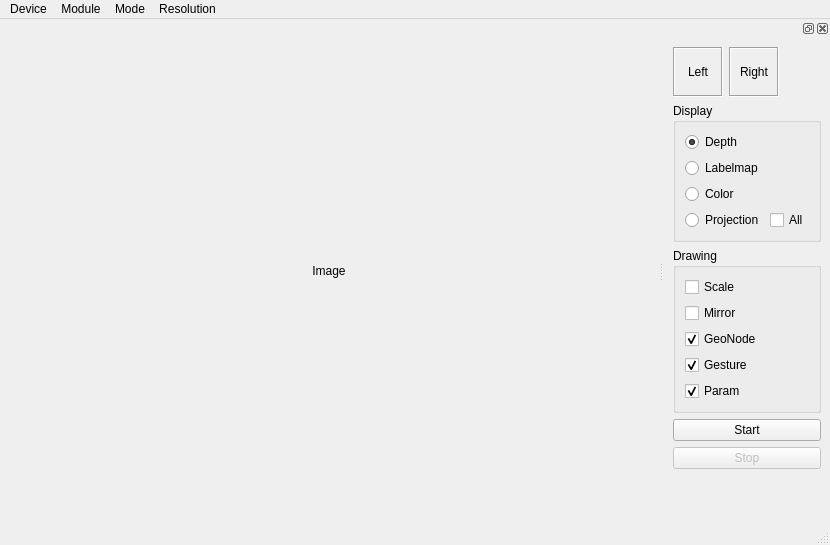
Above: src/main_window.ui from hiveground-ros-package/intel_perceptual_server before the change. Below: the same form after it.
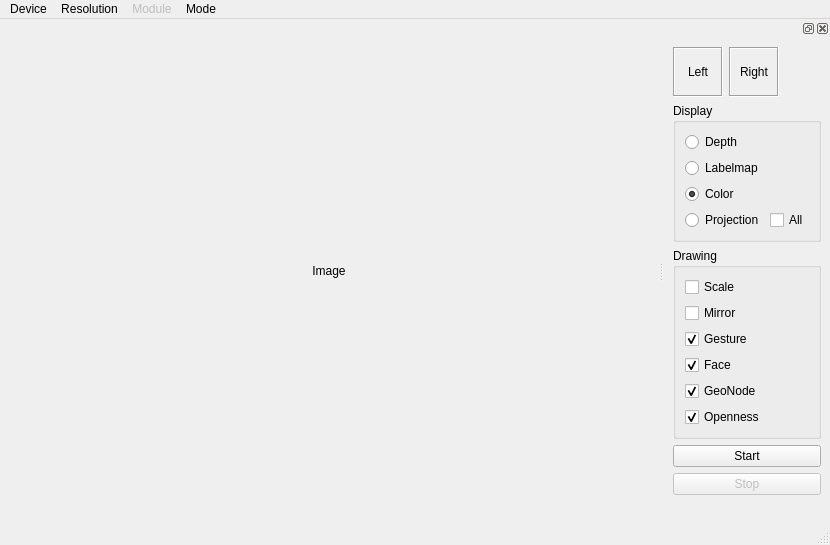
That is the form after the change. Icons and pictures are not drawn.

Commit message: add face detection

What changed in the file:
```diff
--- a/src/main_window.ui
+++ b/src/main_window.ui
@@ -37,46 +37,6 @@
     </item>
    </layout>
   </widget>
-  <widget class="QMenuBar" name="menubar">
-   <property name="geometry">
-    <rect>
-     <x>0</x>
-     <y>0</y>
-     <width>819</width>
-     <height>24</height>
-    </rect>
-   </property>
-   <widget class="QMenu" name="menuDevice">
-    <property name="title">
-     <string>Device</string>
-    </property>
-   </widget>
-   <widget class="QMenu" name="menuModule">
-    <property name="title">
-     <string>Module</string>
-    </property>
-   </widget>
-   <widget class="QMenu" name="menuMode">
-    <property name="title">
-     <string>Mode</string>
-    </property>
-    <addaction name="actionLive"/>
-    <addaction name="actionPlayback"/>
-    <addaction name="actionRecord"/>
-   </widget>
-   <widget class="QMenu" name="menuResolution">
-    <property name="title">
-     <string>Resolution</string>
-    </property>
-    <addaction name="action640x360"/>
-    <addaction name="action640x480"/>
-    <addaction name="action1280x720"/>
-   </widget>
-   <addaction name="menuDevice"/>
-   <addaction name="menuModule"/>
-   <addaction name="menuMode"/>
-   <addaction name="menuResolution"/>
-  </widget>
   <widget class="QStatusBar" name="statusbar"/>
   <widget class="QDockWidget" name="dockWidget">
    <property name="minimumSize">
@@ -163,7 +123,7 @@
            <string>Depth</string>
           </property>
           <property name="checked">
-           <bool>true</bool>
+           <bool>false</bool>
           </property>
          </widget>
         </item>
@@ -179,6 +139,9 @@
           <property name="text">
            <string>Color</string>
           </property>
+          <property name="checked">
+           <bool>true</bool>
+          </property>
          </widget>
         </item>
         <item>
@@ -222,6 +185,26 @@
           </property>
          </widget>
         </item>
+        <item>
+         <widget class="QCheckBox" name="checkBoxGesture">
+          <property name="text">
+           <string>Gesture</string>
+          </property>
+          <property name="checked">
+           <bool>true</bool>
+          </property>
+         </widget>
+        </item>
+        <item>
+         <widget class="QCheckBox" name="checkBoxFace">
+          <property name="text">
+           <string>Face</string>
+          </property>
+          <property name="checked">
+           <bool>true</bool>
+          </property>
+         </widget>
+        </item>
         <item>
          <widget class="QCheckBox" name="checkBoxGeoNode">
           <property name="text">
@@ -235,17 +218,7 @@
         <item>
          <widget class="QCheckBox" name="checkBoGesture">
           <property name="text">
-           <string>Gesture</string>
-          </property>
-          <property name="checked">
-           <bool>true</bool>
-          </property>
-         </widget>
-        </item>
-        <item>
-         <widget class="QCheckBox" name="checkBoxParam">
-          <property name="text">
-           <string>Param</string>
+           <string>Openness</string>
           </property>
           <property name="checked">
            <bool>true</bool>
@@ -288,6 +261,49 @@
     </layout>
    </widget>
   </widget>
+  <widget class="QMenuBar" name="menubar">
+   <property name="geometry">
+    <rect>
+     <x>0</x>
+     <y>0</y>
+     <width>819</width>
+     <height>24</height>
+    </rect>
+   </property>
+   <widget class="QMenu" name="menuDevice">
+    <property name="title">
+     <string>Device</string>
+    </property>
+   </widget>
+   <widget class="QMenu" name="menuMode">
+    <property name="title">
+     <string>Mode</string>
+    </property>
+    <addaction name="actionLive"/>
+    <addaction name="actionPlayback"/>
+    <addaction name="actionRecord"/>
+   </widget>
+   <widget class="QMenu" name="menuResolution">
+    <property name="title">
+     <string>Resolution</string>
+    </property>
+    <addaction name="action640x360"/>
+    <addaction name="action640x480"/>
+    <addaction name="action1280x720"/>
+   </widget>
+   <widget class="QMenu" name="menuModule">
+    <property name="enabled">
+     <bool>false</bool>
+    </property>
+    <property name="title">
+     <string>Module</string>
+    </property>
+   </widget>
+   <addaction name="menuDevice"/>
+   <addaction name="menuResolution"/>
+   <addaction name="menuModule"/>
+   <addaction name="menuMode"/>
+  </widget>
   <action name="actionLive">
    <property name="checkable">
     <bool>true</bool>
```
Left out of the diff: 2 changed lines with no effect on the pictures. The commit also changes 2 other files.
